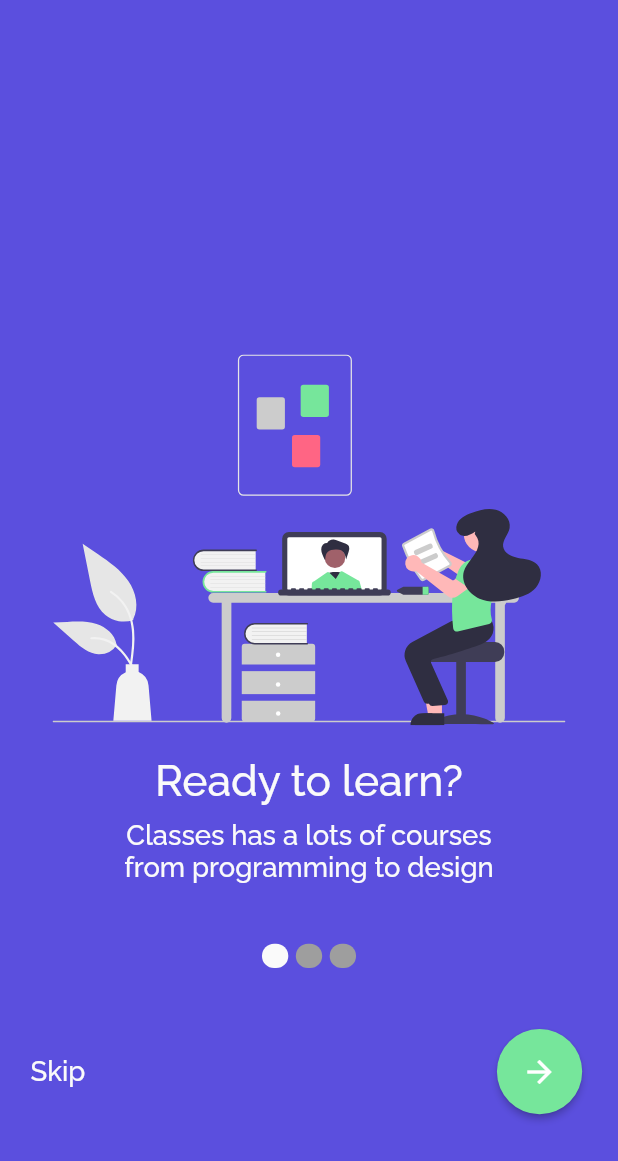
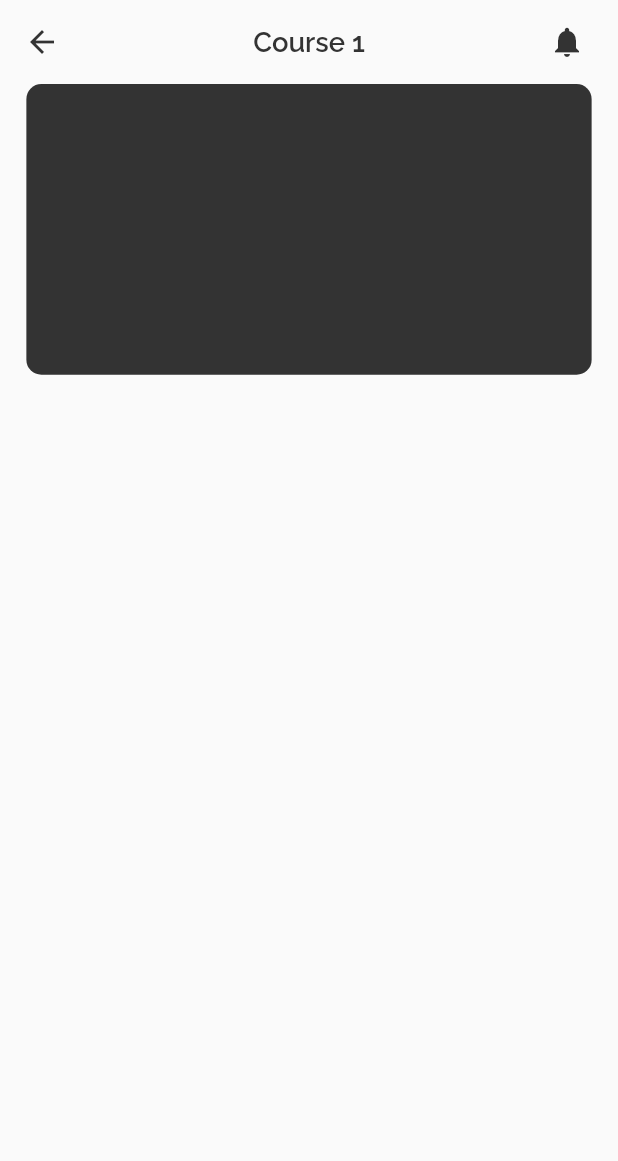
Before and after one commit to Heshamazab1999/SmartApp, a Flutter app: the screen it shows after launch, on a phone screen of 412 x 824 dp. Shown: the top 1161 px of the screen. Run offline on Flutter 3.47's test engine with Material 2 defaults, Android fonts, the phone set to English and light mode, and no system bars; drawn by our look-alikes of smooth_page_indicator; our stand-ins replace flutter_screenutil, flutter_svg, get, youtube_player_flutter; missing offline and left inert: staggered_grid_view_flutter.

Commit message:
finish details_screen.dart

```diff
--- a/lib/main.dart
+++ b/lib/main.dart
@@ -19,7 +19,7 @@ class MyApp extends StatelessWidget {
         splitScreenMode: true,
         builder: () => GetMaterialApp(
               debugShowCheckedModeBanner: false,
-              initialRoute: AppRoute.onBoardingScreen,
+              initialRoute: AppRoute.detailsScreen,
               getPages: AppScreens.screens,
             ));
   }
--- a/lib/routes/app_route.dart
+++ b/lib/routes/app_route.dart
@@ -4,4 +4,5 @@ class AppRoute {
   static const loginScreen = '/Login_Screen';
   static const signupScreen = '/Signup_Screen';
   static const homeScreen = '/Home_Screen';
+  static const detailsScreen = '/Details_Screen';
 }
--- a/lib/routes/app_screens.dart
+++ b/lib/routes/app_screens.dart
@@ -1,4 +1,5 @@
 import 'package:education_app/routes/app_route.dart';
+import 'package:education_app/screens/details_screen/details_screen.dart';
 import 'package:education_app/screens/home_screen/home_screen.dart';
 import 'package:education_app/screens/login_screen/login_screen.dart';
 import 'package:education_app/screens/onboarding_screen/onboarding_screen.dart';
@@ -14,5 +15,6 @@ class AppScreens {
     GetPage(name: AppRoute.loginScreen, page: () => const LoginScreen()),
     GetPage(name: AppRoute.signupScreen, page: () => const SignUpScreen()),
     GetPage(name: AppRoute.homeScreen, page: () => const HomeScreen()),
+    GetPage(name: AppRoute.detailsScreen, page: () => const DetailsScreen()),
   ];
 }
--- /dev/null
+++ b/lib/screens/details_screen/controller/details_controller.dart
@@ -0,0 +1,10 @@
+import 'package:education_app/controller/base_controller.dart';
+import 'package:get/get.dart';
+
+class DetailsController extends BaseController {
+  final label = ["Overview", "Content", "Q & A"];
+  final check = 0.obs;
+ checkIndex(int index){
+   check.value=index;
+ }
+}
--- /dev/null
+++ b/lib/screens/details_screen/details_screen.dart
@@ -0,0 +1,102 @@
+import 'package:education_app/constants.dart';
+import 'package:education_app/screens/details_screen/controller/details_controller.dart';
+import 'package:flutter/material.dart';
+import 'package:flutter_screenutil/flutter_screenutil.dart';
+import 'package:get/get.dart';
+
+class DetailsScreen extends StatelessWidget {
+  const DetailsScreen({Key? key}) : super(key: key);
+
+  @override
+  Widget build(BuildContext context) {
+    final _controller = Get.put(DetailsController());
+    return Scaffold(
+      appBar: AppBar(
+        leading: const Center(
+          child: Icon(Icons.arrow_back, color: K.blackColor),
+        ),
+        centerTitle: true,
+        title: Text("Course 1",
+            style: TextStyle(
+                fontSize: 18.sp,
+                color: K.blackColor,
+                fontFamily: "Raleway-SemiBold")),
+        elevation: 0,
+        backgroundColor: K.whiteColor,
+        actions:  [
+
+          const Icon(
+            Icons.notifications,
+            color: K.blackColor,
+          ),
+          SizedBox(width: 20.w,),
+
+        ],
+      ),
+      body: SingleChildScrollView(
+        child: Column(
+          children: [
+            Padding(
+              padding: EdgeInsets.symmetric(horizontal: 16.w),
+              child: Container(
+                height: 191.h,
+                decoration: BoxDecoration(
+                    color: K.blackColor,
+                    borderRadius: BorderRadius.circular(10)),
+              ),
+            ),
+            // SizedBox(
+            //   height: 70.h,
+            //   width: K.width,
+            //   child: Center(
+            //     child: ListView.separated(
+            //
+            //         padding: EdgeInsets.symmetric(vertical: 16.h),
+            //         separatorBuilder: (BuildContext context, int index) {
+            //           return SizedBox(
+            //             width: 56.w,
+            //           );
+            //         },
+            //         shrinkWrap: true,
+            //         scrollDirection: Axis.horizontal,
+            //         itemCount: 3,
+            //         physics: const NeverScrollableScrollPhysics(),
+            //         itemBuilder: (ctx, index) => Column(
+            //           crossAxisAlignment: CrossAxisAlignment.center,
+            //               mainAxisAlignment: MainAxisAlignment.spaceBetween,
+            //               children: [
+            //                 Obx(
+            //                   () => GestureDetector(
+            //                       onTap: () {
+            //                         _controller.checkIndex(index);
+            //                       },
+            //                       child: Text(
+            //                         _controller.label[index],
+            //                         style: TextStyle(
+            //                             fontSize: 16.sp,
+            //                             color: _controller.check.value == index
+            //                                 ? const Color(0xFF5E53E0)
+            //                                 : K.blackColor,
+            //                             fontFamily: "Raleway-SemiBold"),
+            //                       )),
+            //                 ),
+            //
+            //                 Obx(() => _controller.check.value == index
+            //                     ? Container(
+            //                         width: 99,
+            //                         height: 3,
+            //                         color: Color(0xFF5E53E0),
+            //                       )
+            //                     : const SizedBox())
+            //               ],
+            //             )),
+            //
+            //   ),
+            // ),
+            // if(_controller.check.value==0):
+          ],
+        ),
+      ),
+    );
+  }
+}
--- a/lib/screens/home_screen/controller/home_screen_controller.dart
+++ b/lib/screens/home_screen/controller/home_screen_controller.dart
@@ -4,7 +4,7 @@ import 'package:youtube_player_flutter/youtube_player_flutter.dart';
 class HomeScreenController extends BaseController {
   YoutubePlayerController controller = YoutubePlayerController(
     initialVideoId: 'iLnmTe5Q2Qw',
-    flags: YoutubePlayerFlags(
+    flags: const YoutubePlayerFlags(
       autoPlay: true,
       mute: true,
     ),
--- a/lib/screens/home_screen/home_screen.dart
+++ b/lib/screens/home_screen/home_screen.dart
@@ -1,5 +1,6 @@
 import 'package:education_app/components/search_text_field.dart';
 import 'package:education_app/constants.dart';
+import 'package:education_app/routes/app_route.dart';
 import 'package:education_app/screens/home_screen/controller/home_screen_controller.dart';
 import 'package:flutter/material.dart';
 import 'package:flutter_screenutil/flutter_screenutil.dart';
@@ -72,10 +73,15 @@ class HomeScreen extends StatelessWidget {
                 itemCount: 8,
                 itemBuilder: (BuildContext context, int index) => Padding(
                       padding: const EdgeInsets.all(8.0),
-                      child: Container(
-                        decoration: BoxDecoration(
-                            color: K.blackColor,
-                            borderRadius: BorderRadius.circular(15)),
+                      child: GestureDetector(
+                        onTap: () {
+                          Get.toNamed(AppRoute.detailsScreen,);
+                        },
+                        child: Container(
+                          decoration: BoxDecoration(
+                              color: K.blackColor,
+                              borderRadius: BorderRadius.circular(15)),
+                        ),
                       ),
                     )),
           ],
--- a/lib/screens/signup_screen/signup_screen.dart
+++ b/lib/screens/signup_screen/signup_screen.dart
@@ -10,7 +10,7 @@ import 'package:flutter_screenutil/flutter_screenutil.dart';
 import 'package:get/get.dart';
 
 class SignUpScreen extends StatelessWidget {
-  const SignUpScreen({Key? key}) : super(key: key);
+  const SignUpScreen({Key? key} ) : super(key: key);
 
   @override
   Widget build(BuildContext context) {
--- a/pubspec.yaml
+++ b/pubspec.yaml
@@ -70,6 +70,9 @@ flutter:
     - family: Raleway
       fonts:
         - asset: assets/fonts/Raleway-Medium.ttf
+    - family: Raleway-SemiBold
+      fonts:
+        - asset: assets/fonts/Raleway-SemiBold.ttf
   #       - asset: fonts/Schyler-Italic.ttf
   #         style: italic
   #   - family: Trajan Pro
```
Also changed, not shown: assets/fonts/Raleway-SemiBold.ttf (added), 1 other file.
